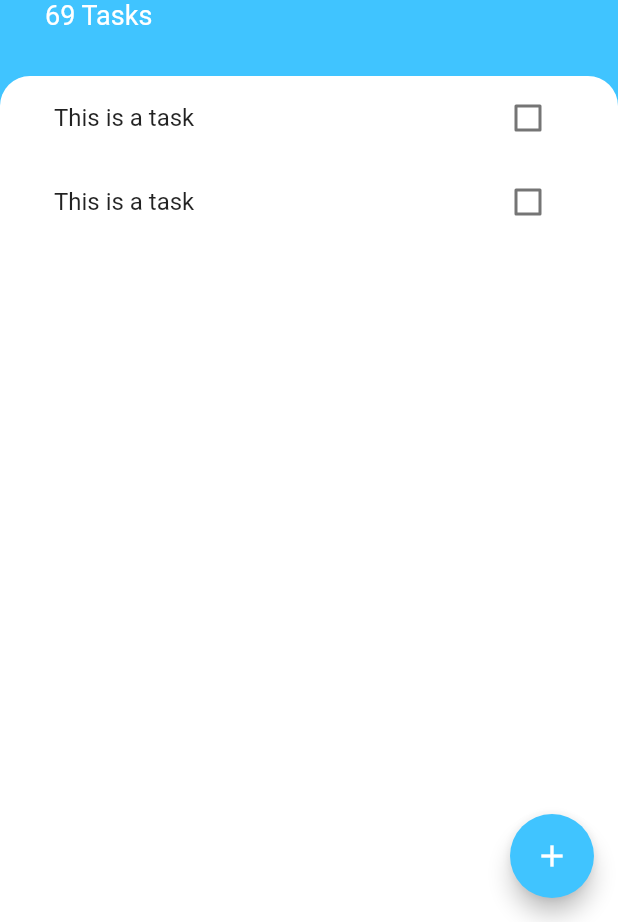
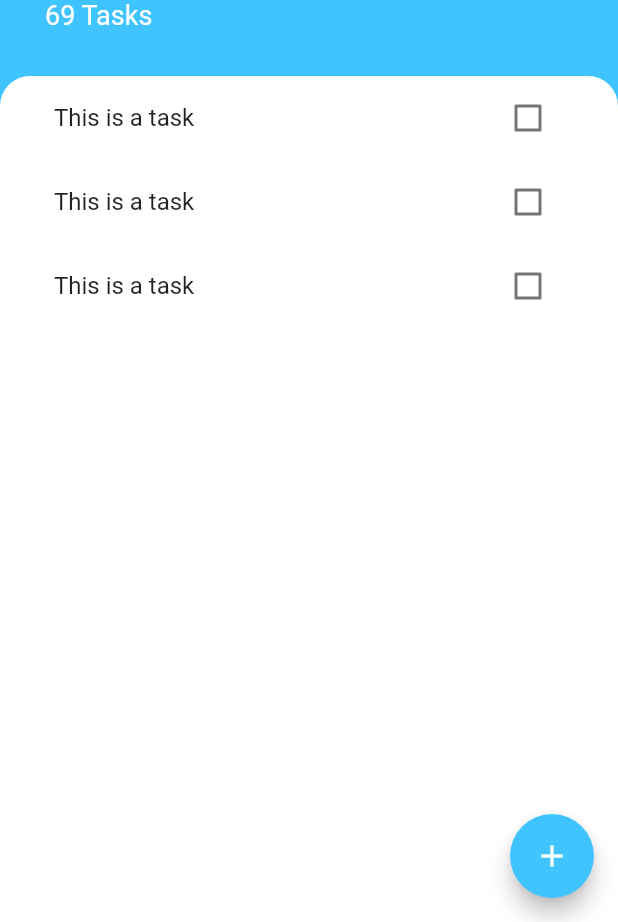
Before and after one commit to Tolskiee/todoey, a Flutter app: the screen it shows after launch, on a phone screen of 412 x 824 dp, the part 314-1236 px from its top. Run offline on Flutter 3.47's test engine with Material 2 defaults, Android fonts, the phone set to English and light mode, and no system bars; missing offline and left inert: dart:ffi.

Commit message:
degraded to dart version without nullsafety and added checkbox toggle

```diff
--- a/lib/main.dart
+++ b/lib/main.dart
@@ -2,12 +2,10 @@ import 'package:flutter/material.dart';
 import 'screens/tasks_screen.dart';
 
 void main() {
-  runApp(const MyApp());
+  runApp(MyApp());
 }
 
 class MyApp extends StatelessWidget {
-  const MyApp({Key? key}) : super(key: key);
-
   @override
   Widget build(BuildContext context) {
     return MaterialApp(
--- a/lib/widgets/task_list.dart
+++ b/lib/widgets/task_list.dart
@@ -8,6 +8,7 @@ class TasksList extends StatelessWidget {
       children: [
         TaskTile(),
         TaskTile(),
+        TaskTile(),
       ],
     );
   }
--- a/lib/widgets/task_tile.dart
+++ b/lib/widgets/task_tile.dart
@@ -1,19 +1,81 @@
 import 'package:flutter/material.dart';
 
-class TaskTile extends StatelessWidget {
+class TaskTile extends StatefulWidget {
+  @override
+  _TaskTileState createState() => _TaskTileState();
+}
+
+class _TaskTileState extends State<TaskTile> {
+  bool isChecked = false;
+
+  void checkboxCallback(bool checkboxState) {
+    setState(() {
+      isChecked = checkboxState;
+    });
+  }
+
   @override
   Widget build(BuildContext context) {
     return ListTile(
-      title: Text('This is a task'),
-      trailing: Checkbox(
-        checkColor: Colors.white,
-        value: false,
-        onChanged: (bool? value) {
-          setState() {
-            value = true;
-          }
-        },
+      title: Text(
+        'This is a task',
+        style: TextStyle(
+            decoration: isChecked ? TextDecoration.lineThrough : null),
       ),
+      trailing: TaskCheckbox(isChecked, checkboxCallback),
     );
   }
 }
+
+class TaskCheckbox extends StatelessWidget {
+  final bool checkboxState;
+  final Function toggleCheckboxState;
+
+  TaskCheckbox(this.checkboxState, this.toggleCheckboxState);
+
+  @override
+  Widget build(BuildContext context) {
+    return Checkbox(
+      value: checkboxState,
+      onChanged: toggleCheckboxState,
+    );
+  }
+}
+
+// class TaskTile extends StatefulWidget {
+//   bool? isChecked = false;
+//   @override
+//   Widget build(BuildContext context) {
+//     return ListTile(
+//       title: Text('This is a task'),
+//       trailing: TaskCheckbox(),
+//
+//
+//   @override
+//   State<StatefulWidget> createState() {
+//     // TODO: implement createState
+//     throw UnimplementedError();
+//   }   );
+//   }
+// }
+//
+// class TaskCheckbox extends StatelessWidget {
+//   final bool checkboxState;
+//
+//   TaskCheckbox(this.checkboxState);
+//
+//   @override
+//   Widget build(BuildContext context) {
+//     return Checkbox(
+//       activeColor: Colors.lightBlueAccent,
+//       checkColor: Colors.white,
+//       value: checkboxState,
+//       onChanged: (newValue) {
+//         // setState() {
+//         //   isChecked = newValue;
+//         //   print(isChecked);
+//         //}
+//       },
+//     );
+//   }
+// }
--- a/pubspec.yaml
+++ b/pubspec.yaml
@@ -18,7 +18,7 @@ publish_to: 'none' # Remove this line if you wish to publish to pub.dev
 version: 1.0.0+1
 
 environment:
-  sdk: ">=2.17.6 <3.0.0"
+  sdk: ">=2.11.0 <3.0.0"
 
 # Dependencies specify other packages that your package needs in order to work.
 # To automatically upgrade your package dependencies to the latest versions
```
Also changed, not shown: pubspec.lock.
